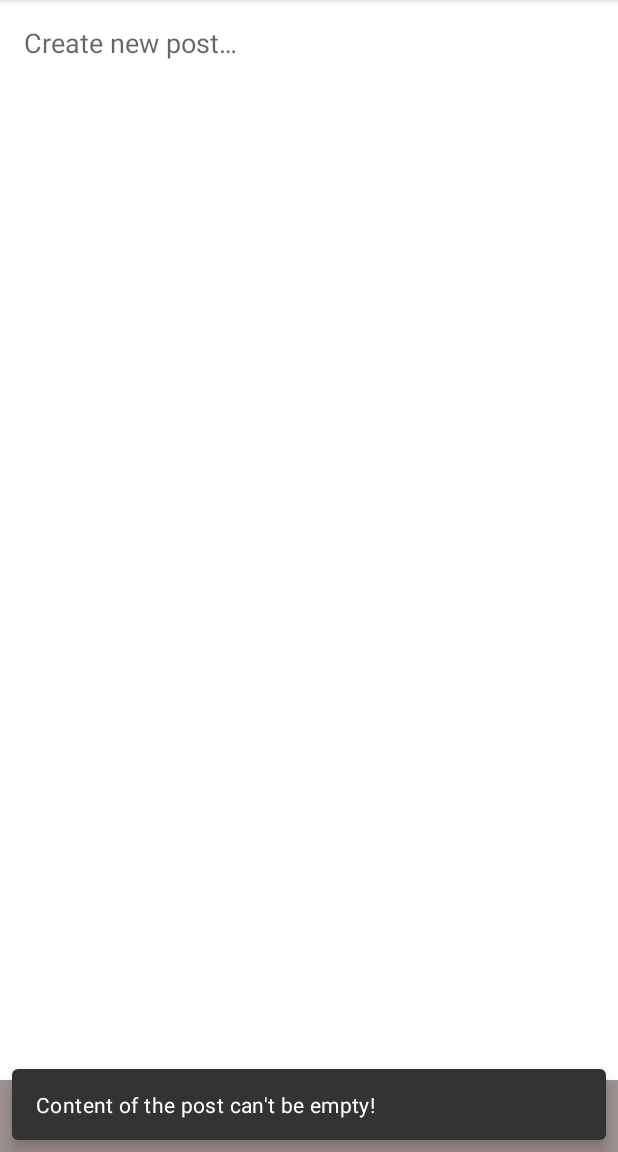
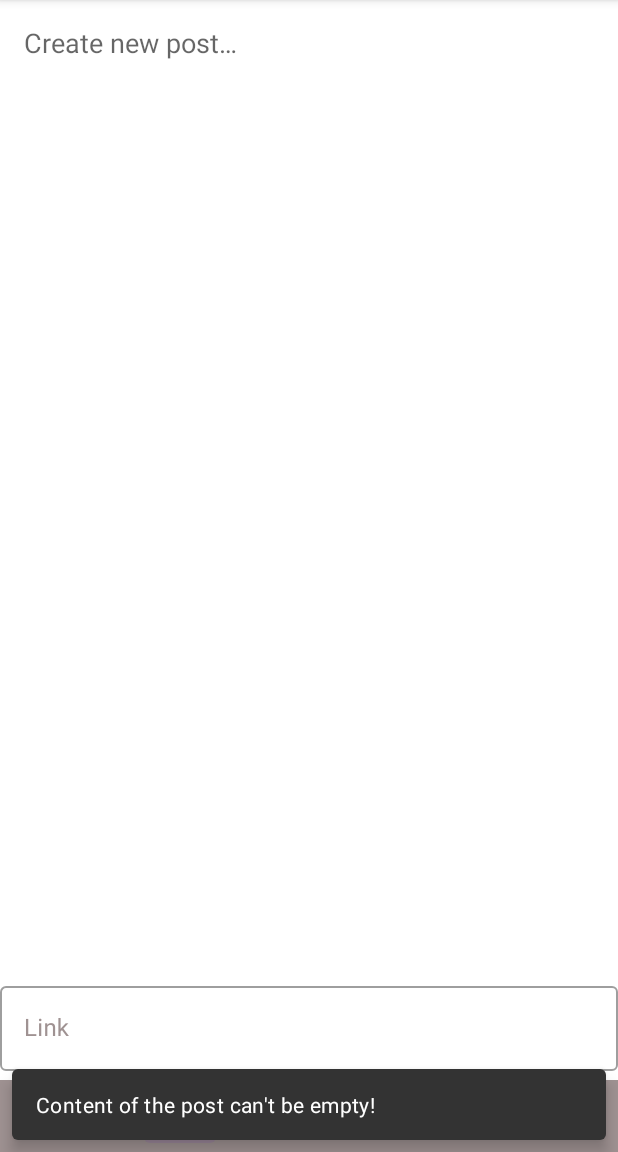
Before and after one commit to vorahkaz0namor/DiplomaNeWork, an Android app: the EditPostFragment screen opened through its navigation route, after a tap on "Publish post", on a phone screen of 412 x 824 dp, the part 84-1236 px from its top. Run offline under Robolectric (Android 15) with nearby library versions, the phone set to English and light mode, and no system bars; our stand-ins replace Dagger/Hilt's generated code, Room's generated code, navigation-ui, paging; libraries missing offline, so code that uses them is left out: com.github.dhaval2404.imagepicker, okhttp3.internal.http; pictures from the network do not load; 5 statements that could not run were skipped; 2 other taps on this screen came first.

Commit message:
Implementing Posts, Step 4

```diff
--- a/app/src/main/java/ru/sign/conditional/diplomanework/activity/AppActivity.kt
+++ b/app/src/main/java/ru/sign/conditional/diplomanework/activity/AppActivity.kt
@@ -39,7 +39,8 @@ class AppActivity : AppCompatActivity(R.layout.activity_app) {
     }
 
     private fun setAuthMenu() {
-        if (currentMenuProvider == null) {
+        if (currentMenuProvider == null &&
+                appNavController.currentDestination == appNavController.findDestination(R.id.feedFragment)) {
             currentMenuProvider = object : MenuProvider {
                 override fun onCreateMenu(menu: Menu, menuInflater: MenuInflater) {
                     menuInflater.inflate(R.menu.menu_auth, menu)
@@ -83,7 +84,9 @@ class AppActivity : AppCompatActivity(R.layout.activity_app) {
         appNavController.addOnDestinationChangedListener { _, destination, _ ->
             when (destination.id) {
                 R.id.feedFragment -> if (currentMenuProvider == null) setAuthMenu()
-                R.id.loginFragment, R.id.editPostFragment ->
+                R.id.loginFragment,
+                R.id.editPostFragment,
+                R.id.attachmentFragment ->
                     currentMenuProvider?.let {
                         removeMenuProvider(it)
                         currentMenuProvider = null
--- a/app/src/main/java/ru/sign/conditional/diplomanework/activity/EditPostFragment.kt
+++ b/app/src/main/java/ru/sign/conditional/diplomanework/activity/EditPostFragment.kt
@@ -97,20 +97,29 @@ class EditPostFragment : Fragment(R.layout.fragment_edit_post) {
     }
 
     private fun subscribe() {
-        postViewModel.media.observe(viewLifecycleOwner) {
+        postViewModel.apply {
+            media.observe(viewLifecycleOwner) {
                 val attachment = post?.attachment
                 val attachmentValidation =
                     attachment != null &&
                             attachment.type != AttachmentType.AUDIO
+                Log.d("LOGGING THE MEDIA MODEL",
+                    "isPresent = ${it != null}\n" +
+                            "uri = ${it?.uri}\n" +
+                            "file length = ${it?.file?.length()}")
+                Log.d("LOGGING THE ATTACHMENT",
+                    "isPresent = ${attachment != null}\n" +
+                            "url = ${attachment?.url}\n" +
+                            "type = ${attachment?.type}")
                 binding.previewContainer.isVisible = it != null || attachmentValidation
                 binding.imagePreview.apply {
-                when {
-                    it != null ->
-                        loadImage(
-                            url = it.uri.toString(),
-                            type = AttachmentType.IMAGE.name
-                        )
-                    attachmentValidation ->
+                    if (it != null) {
+                        Log.d("MEDIA MODEL NOT NULL!", it.file.name)
+                        setImageURI(it.uri)
+                    }
+                    else {
+                        if (attachmentValidation) {
+                            Log.d("ATTACHMENT NOT NULL?", attachment?.type.toString())
                             loadImage(
                                 url = attachment!!.url,
                                 type = attachment.type.name
@@ -118,7 +127,14 @@ class EditPostFragment : Fragment(R.layout.fragment_edit_post) {
                         }
                     }
                 }
-        postViewModel.postEvent.observe(viewLifecycleOwner) { code ->
+            }
+            edited.observe(viewLifecycleOwner) {
+                val link = it.link
+                binding.addLink.isChecked = link != null
+                binding.linkPreview.isVisible = link != null
+                binding.linkPreview.editText?.setText(link)
+            }
+            postEvent.observe(viewLifecycleOwner) { code ->
                 post?.let { post ->
                     binding.apply {
                         val newContent = postContent.text.toString()
@@ -151,6 +167,7 @@ class EditPostFragment : Fragment(R.layout.fragment_edit_post) {
                 }
             }
         }
+    }
 
     private fun setupListeners() {
         binding.apply {
@@ -175,7 +192,10 @@ class EditPostFragment : Fragment(R.layout.fragment_edit_post) {
                                     AndroidUtils.hideKeyboard(postContent)
                                     editPostGroup.isVisible = false
                                     progressBarView.progressBar.isVisible = true
-                                    postViewModel.savePost(postContent.text.toString())
+                                    postViewModel.savePost(
+                                        text = postContent.text.toString(),
+                                        link = linkPreview.editText?.text.toString()
+                                    )
                                 }
                                 true
                             }
@@ -201,6 +221,12 @@ class EditPostFragment : Fragment(R.layout.fragment_edit_post) {
             deletePreview.setOnClickListener {
                 postViewModel.clearImage()
             }
+            addLink.setOnClickListener {
+                if (post?.link != null)
+                    postViewModel.clearLink()
+                else
+                    postViewModel.addLink()
+            }
         }
     }
 
--- a/app/src/main/java/ru/sign/conditional/diplomanework/activity/FeedFragment.kt
+++ b/app/src/main/java/ru/sign/conditional/diplomanework/activity/FeedFragment.kt
@@ -6,7 +6,6 @@ import androidx.fragment.app.Fragment
 import android.view.View
 import androidx.core.view.isVisible
 import androidx.fragment.app.activityViewModels
-import androidx.lifecycle.viewModelScope
 import androidx.navigation.NavController
 import androidx.navigation.fragment.findNavController
 import androidx.paging.LoadState
@@ -99,10 +98,16 @@ class FeedFragment : Fragment(R.layout.fragment_feed) {
                     .mapLatest { state ->
                         snackbarDismiss()
                         Log.d("POSTADAPTER LOADSTATE", state.name)
-                        state == PRESENTED
+                        val presented = state == PRESENTED
+                        if (presented && postViewModel.appealTo == 1L) {
+                            Log.d("FEED WAS WROTE", "appealTo = ${postViewModel.appealTo}")
+                            binding.recyclerView.posts.smoothScrollToPosition(0)
+                            stateChanger(UiAction.Scroll(currentId = totalState.value.id))
+                        }
+                        presented
                     }
                 val hasNotScrolledToCurrentId =
-                    totalState.map {
+                    totalState.mapLatest {
                         it.hasNotScrolledToCurrentId
                     }
                         .distinctUntilChanged()
@@ -119,13 +124,6 @@ class FeedFragment : Fragment(R.layout.fragment_feed) {
                         Log.d("SCROLLED TO MAX POST ID", currentId.toString())
                         stateChanger(UiAction.Scroll(currentId = currentId))
                     }
-                }
-                Log.d("FEED WAS WROTE", "appealTo = ${postViewModel.appealTo}")
-                binding.recyclerView.posts.apply {
-                    if (postViewModel.appealTo != 1L)
-                        stopScroll()
-                    else
-                        smoothScrollToPosition(0)
                 }
             }
             // Состояние загрузки постов
@@ -202,7 +200,9 @@ class FeedFragment : Fragment(R.layout.fragment_feed) {
             // Просмотр вложения поста
             viewAttachment.observe(viewLifecycleOwner) { post ->
                 if (post.id != 0)
-                    navController
+                    navController.navigate(
+                        R.id.action_feedFragment_to_attachmentFragment
+                    )
             }
         }
         authViewModel.apply {
--- a/app/src/main/java/ru/sign/conditional/diplomanework/repository/PostRepositoryImpl.kt
+++ b/app/src/main/java/ru/sign/conditional/diplomanework/repository/PostRepositoryImpl.kt
@@ -66,7 +66,7 @@ class PostRepositoryImpl @Inject constructor(
 
     override suspend fun savePost(post: Post, media: MediaModel?) {
         try {
-            Log.d("BEFORE SAFE", post.attachment.toString())
+            Log.d("BEFORE SAVE", post.attachment.toString())
             val uploadedMedia =
                 if (media != null)
                     Attachment(
@@ -80,7 +80,7 @@ class PostRepositoryImpl @Inject constructor(
             )
             val localSavedPostId =
                 postDao.savePost(PostEntity.fromDto(postWithMedia))
-            Log.d("DAO SAFE", postWithMedia.attachment.toString())
+            Log.d("DAO SAVE", postWithMedia.attachment.toString())
             val postResponse = postApiService.savePost(
                 postWithMedia.copy(
                     id = post.idFromServer
@@ -89,7 +89,7 @@ class PostRepositoryImpl @Inject constructor(
             if (postResponse.isSuccessful) {
                 val savedPost = postResponse.body()
                     ?: throw HttpException(postResponse)
-                Log.d("API SAFE", savedPost.attachment.toString())
+                Log.d("API SAVE", savedPost.attachment.toString())
                 postDao.savePost(PostEntity.fromDto(
                     savedPost.copy(
                         id = localSavedPostId,
--- /dev/null
+++ b/app/src/main/res/drawable/ic_add_link_32.xml
@@ -0,0 +1,5 @@
+<vector android:height="32dp" android:tint="#000000"
+    android:viewportHeight="24" android:viewportWidth="24"
+    android:width="32dp" xmlns:android="http://schemas.android.com/apk/res/android">
+    <path android:fillColor="@android:color/white" android:pathData="M8,11h8v2L8,13zM20.1,12L22,12c0,-2.76 -2.24,-5 -5,-5h-4v1.9h4c1.71,0 3.1,1.39 3.1,3.1zM3.9,12c0,-1.71 1.39,-3.1 3.1,-3.1h4L11,7L7,7c-2.76,0 -5,2.24 -5,5s2.24,5 5,5h4v-1.9L7,15.1c-1.71,0 -3.1,-1.39 -3.1,-3.1zM19,12h-2v3h-3v2h3v3h2v-3h3v-2h-3z"/>
+</vector>
--- /dev/null
+++ b/app/src/main/res/drawable/ic_play_arrow_32.xml
@@ -0,0 +1,5 @@
+<vector android:height="32dp" android:tint="#000000"
+    android:viewportHeight="24" android:viewportWidth="24"
+    android:width="32dp" xmlns:android="http://schemas.android.com/apk/res/android">
+    <path android:fillColor="@android:color/white" android:pathData="M8,5v14l11,-7z"/>
+</vector>
--- /dev/null
+++ b/app/src/main/res/drawable/ic_remove_link_32.xml
@@ -0,0 +1,5 @@
+<vector android:height="32dp" android:tint="#000000"
+    android:viewportHeight="24" android:viewportWidth="24"
+    android:width="32dp" xmlns:android="http://schemas.android.com/apk/res/android">
+    <path android:fillColor="@android:color/white" android:pathData="M17,7h-4v1.9h4c1.71,0 3.1,1.39 3.1,3.1 0,1.43 -0.98,2.63 -2.31,2.98l1.46,1.46C20.88,15.61 22,13.95 22,12c0,-2.76 -2.24,-5 -5,-5zM16,11h-2.19l2,2L16,13zM2,4.27l3.11,3.11C3.29,8.12 2,9.91 2,12c0,2.76 2.24,5 5,5h4v-1.9L7,15.1c-1.71,0 -3.1,-1.39 -3.1,-3.1 0,-1.59 1.21,-2.9 2.76,-3.07L8.73,11L8,11v2h2.73L13,15.27L13,17h1.73l4.01,4L20,19.74 3.27,3 2,4.27z"/>
+</vector>
--- /dev/null
+++ b/app/src/main/res/drawable/link_selector.xml
@@ -0,0 +1,5 @@
+<?xml version="1.0" encoding="utf-8"?>
+<selector xmlns:android="http://schemas.android.com/apk/res/android">
+    <item android:drawable="@drawable/ic_remove_link_32" android:state_checked="true"/>
+    <item android:drawable="@drawable/ic_add_link_32"/>
+</selector>
--- a/app/src/main/res/layout/fragment_edit_post.xml
+++ b/app/src/main/res/layout/fragment_edit_post.xml
@@ -18,7 +18,7 @@
         android:id="@+id/post_container"
         android:layout_width="match_parent"
         android:layout_height="@dimen/zero_dp"
-        app:layout_constraintBottom_toTopOf="@id/post_bar"
+        app:layout_constraintBottom_toTopOf="@id/link_preview"
         app:layout_constraintTop_toTopOf="parent">
 
         <LinearLayout
@@ -66,6 +66,22 @@
 
     </ScrollView>
 
+    <com.google.android.material.textfield.TextInputLayout
+        android:id="@+id/link_preview"
+        style="@style/Widget.AppTheme.NeWorkOutlinedTextInput"
+        android:hint="@string/link_the_word"
+        app:layout_constraintStart_toStartOf="parent"
+        app:layout_constraintEnd_toEndOf="parent"
+        app:layout_constraintBottom_toTopOf="@id/post_bar"
+        >
+
+        <com.google.android.material.textfield.TextInputEditText
+            android:layout_width="match_parent"
+            android:layout_height="wrap_content"
+            android:inputType="textUri"/>
+
+    </com.google.android.material.textfield.TextInputLayout>
+
     <LinearLayout
         android:id="@+id/post_bar"
         android:background="@color/ripple_button"
@@ -90,6 +106,16 @@
             app:srcCompat="@drawable/ic_add_from_camera_32"
             android:contentDescription="@string/add_from_camera" />
 
+        <com.google.android.material.button.MaterialButton
+            android:id="@+id/add_link"
+            android:checkable="true"
+            style="@style/Widget.AppTheme.MenuButton"
+            android:layout_width="wrap_content"
+            android:layout_height="wrap_content"
+            app:icon="@drawable/link_selector"
+            android:pointerIcon="hand"
+            android:contentDescription="@string/link_description" />
+
     </LinearLayout>
 
     <include
--- a/app/src/main/res/values/dimens.xml
+++ b/app/src/main/res/values/dimens.xml
@@ -12,5 +12,6 @@
     <dimen name="avatar_size">48dp</dimen>
     <dimen name="avatar_preview">56dp</dimen>
     <dimen name="section_height">60dp</dimen>
+    <dimen name="play_button_width">64dp</dimen>
     <dimen name="max_width_link">240dp</dimen>
 </resources>
--- a/app/src/main/res/values/strings.xml
+++ b/app/src/main/res/values/strings.xml
@@ -45,4 +45,7 @@
     <string name="error_editing">The edited post wasn\'t saved…\n(%1$s)</string>
     <string name="publish_post">Publish post</string>
     <string name="empty_content">Content of the post can\'t be empty!</string>
+    <string name="link_the_word">Link</string>
+    <string name="link_description">Add/remove link</string>
+    <string name="post_attachment_full_view">Post attachment</string>
 </resources>
```
Also changed, not shown: app/src/main/java/ru/sign/conditional/diplomanework/activity/AttachmentFragment.kt (added, +59 -0 lines), app/src/main/java/ru/sign/conditional/diplomanework/adapter/PostViewHolder.kt (+14 -14 lines), app/src/main/java/ru/sign/conditional/diplomanework/util/NeWorkHelper.kt (+10 -32 lines), app/src/main/java/ru/sign/conditional/diplomanework/viewmodel/PostViewModel.kt (+21 -6 lines), app/src/main/res/layout/fragment_attachment.xml (added, +26 -0 lines), app/src/main/res/navigation/nav_main.xml (+8 -0 lines), app/src/main/res/values/styles.xml (+9 -0 lines). Lines whose indentation alone changed are shown as unchanged.
